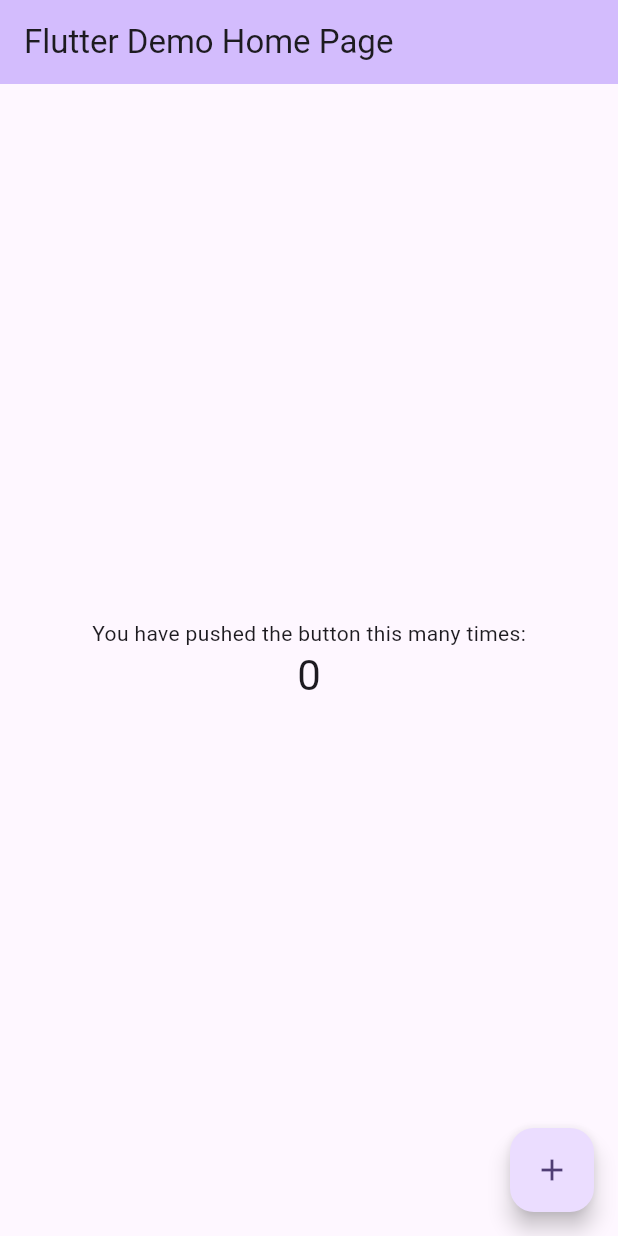
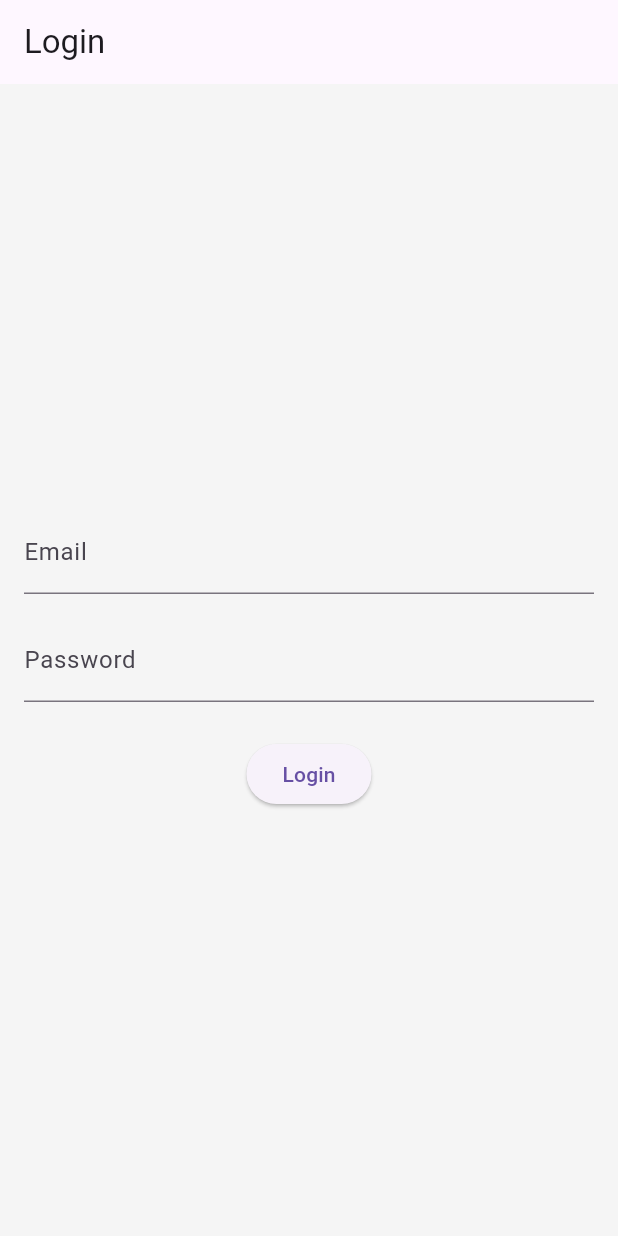
Before and after one commit to saadbinather/KhelKood, a Flutter app: the screen it shows after launch, on a phone screen of 412 x 824 dp. Run offline on Flutter 3.47's test engine with Material 3 defaults, Android fonts, the phone set to English and light mode, and no system bars.

Commit message:
login page , food done and bp high

```diff
--- a/frontend/lib/main.dart
+++ b/frontend/lib/main.dart
@@ -1,4 +1,5 @@
 import 'package:flutter/material.dart';
+import 'screens/login_page.dart';
 
 void main() {
   runApp(const MyApp());
@@ -7,116 +8,16 @@ void main() {
 class MyApp extends StatelessWidget {
   const MyApp({super.key});
 
-  // This widget is the root of your application.
   @override
   Widget build(BuildContext context) {
     return MaterialApp(
-      title: 'Flutter Demo',
+      debugShowCheckedModeBanner: false,
+      title: 'Khel Kood',
       theme: ThemeData(
-        // This is the theme of your application.
-        //
-        // TRY THIS: Try running your application with "flutter run". You'll see
-        // the application has a purple toolbar. Then, without quitting the app,
-        // try changing the seedColor in the colorScheme below to Colors.green
-        // and then invoke "hot reload" (save your changes or press the "hot
-        // reload" button in a Flutter-supported IDE, or press "r" if you used
-        // the command line to start the app).
-        //
-        // Notice that the counter didn't reset back to zero; the application
-        // state is not lost during the reload. To reset the state, use hot
-        // restart instead.
-        //
-        // This works for code too, not just values: Most code changes can be
-        // tested with just a hot reload.
-        colorScheme: ColorScheme.fromSeed(seedColor: Colors.deepPurple),
+        primarySwatch: Colors.blue,
+        scaffoldBackgroundColor: Colors.grey[100],
       ),
-      home: const MyHomePage(title: 'Flutter Demo Home Page'),
+      home: const LoginPage(),
     );
   }
 }
-
-class MyHomePage extends StatefulWidget {
-  const MyHomePage({super.key, required this.title});
-
-  // This widget is the home page of your application. It is stateful, meaning
-  // that it has a State object (defined below) that contains fields that affect
-  // how it looks.
-
-  // This class is the configuration for the state. It holds the values (in this
-  // case the title) provided by the parent (in this case the App widget) and
-  // used by the build method of the State. Fields in a Widget subclass are
-  // always marked "final".
-
-  final String title;
-
-  @override
-  State<MyHomePage> createState() => _MyHomePageState();
-}
-
-class _MyHomePageState extends State<MyHomePage> {
-  int _counter = 0;
-
-  void _incrementCounter() {
-    setState(() {
-      // This call to setState tells the Flutter framework that something has
-      // changed in this State, which causes it to rerun the build method below
-      // so that the display can reflect the updated values. If we changed
-      // _counter without calling setState(), then the build method would not be
-      // called again, and so nothing would appear to happen.
-      _counter++;
-    });
-  }
-
-  @override
-  Widget build(BuildContext context) {
-    // This method is rerun every time setState is called, for instance as done
-    // by the _incrementCounter method above.
-    //
-    // The Flutter framework has been optimized to make rerunning build methods
-    // fast, so that you can just rebuild anything that needs updating rather
-    // than having to individually change instances of widgets.
-    return Scaffold(
-      appBar: AppBar(
-        // TRY THIS: Try changing the color here to a specific color (to
-        // Colors.amber, perhaps?) and trigger a hot reload to see the AppBar
-        // change color while the other colors stay the same.
-        backgroundColor: Theme.of(context).colorScheme.inversePrimary,
-        // Here we take the value from the MyHomePage object that was created by
-        // the App.build method, and use it to set our appbar title.
-        title: Text(widget.title),
-      ),
-      body: Center(
-        // Center is a layout widget. It takes a single child and positions it
-        // in the middle of the parent.
-        child: Column(
-          // Column is also a layout widget. It takes a list of children and
-          // arranges them vertically. By default, it sizes itself to fit its
-          // children horizontally, and tries to be as tall as its parent.
-          //
-          // Column has various properties to control how it sizes itself and
-          // how it positions its children. Here we use mainAxisAlignment to
-          // center the children vertically; the main axis here is the vertical
-          // axis because Columns are vertical (the cross axis would be
-          // horizontal).
-          //
-          // TRY THIS: Invoke "debug painting" (choose the "Toggle Debug Paint"
-          // action in the IDE, or press "p" in the console), to see the
-          // wireframe for each widget.
-          mainAxisAlignment: MainAxisAlignment.center,
-          children: <Widget>[
-            const Text('You have pushed the button this many times:'),
-            Text(
-              '$_counter',
-              style: Theme.of(context).textTheme.headlineMedium,
-            ),
-          ],
-        ),
-      ),
-      floatingActionButton: FloatingActionButton(
-        onPressed: _incrementCounter,
-        tooltip: 'Increment',
-        child: const Icon(Icons.add),
-      ), // This trailing comma makes auto-formatting nicer for build methods.
-    );
-  }
-}
--- /dev/null
+++ b/frontend/lib/screens/login_page.dart
@@ -0,0 +1,51 @@
+import 'package:flutter/material.dart';
+import 'dashboard_page.dart';
+
+class LoginPage extends StatelessWidget {
+  const LoginPage({super.key});
+
+  @override
+  Widget build(BuildContext context) {
+    final TextEditingController emailController = TextEditingController();
+    final TextEditingController passwordController = TextEditingController();
+
+    return Scaffold(
+      appBar: AppBar(title: const Text("Login")),
+      body: Padding(
+        padding: const EdgeInsets.all(16.0),
+        child: Column(
+          mainAxisAlignment: MainAxisAlignment.center,
+          children: [
+            TextField(
+              controller: emailController,
+              decoration: const InputDecoration(
+                labelText: 'Email',
+              ),
+            ),
+            const SizedBox(height: 16),
+            TextField(
+              controller: passwordController,
+              obscureText: true,
+              decoration: const InputDecoration(
+                labelText: 'Password',
+              ),
+            ),
+            const SizedBox(height: 24),
+            ElevatedButton(
+              onPressed: () {
+                // For now, directly go to Dashboard
+                Navigator.pushReplacement(
+                  context,
+                  MaterialPageRoute(
+                    builder: (context) => const DashboardPage(),
+                  ),
+                );
+              },
+              child: const Text('Login'),
+            ),
+          ],
+        ),
+      ),
+    );
+  }
+}
```
Also changed, not shown: frontend/lib/screens/challenges_page.dart (added, +15 -0 lines), frontend/lib/screens/create_booking_page.dart (added, +15 -0 lines), frontend/lib/screens/dashboard_page.dart (added, +64 -0 lines), frontend/lib/screens/leaderboard_page.dart (added, +15 -0 lines), frontend/lib/screens/profile_page.dart (added, +15 -0 lines), 6 other files.
